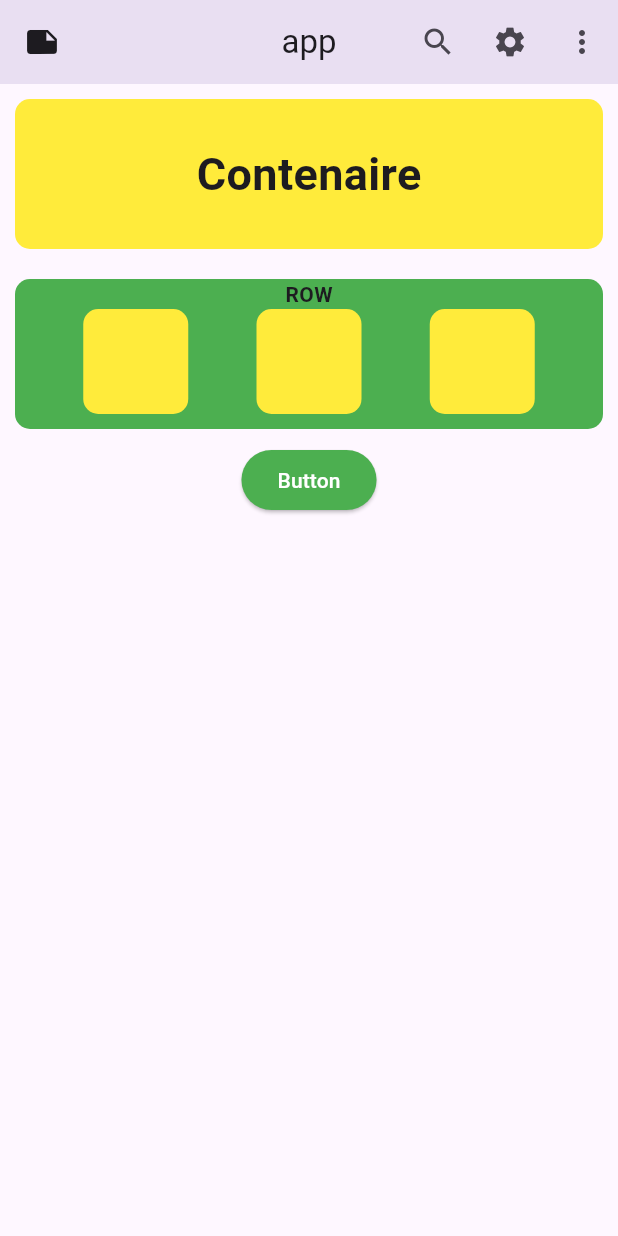
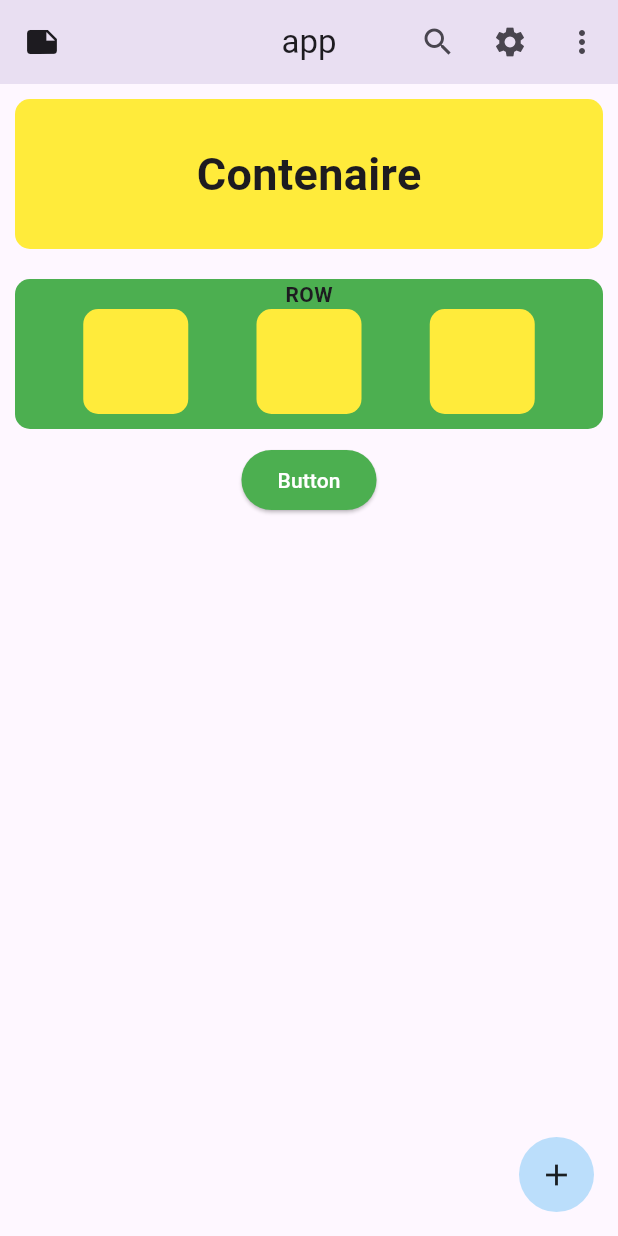
Before and after one commit to Shadow8021/flutter_learn, a Flutter app: the screen it shows after launch, on a phone screen of 412 x 824 dp. Run offline on Flutter 3.47's test engine with Material 3 defaults, Android fonts, the phone set to English and light mode, and no system bars.

Commit message:
floating action btn

```diff
--- a/lib/pages/home.dart
+++ b/lib/pages/home.dart
@@ -86,6 +86,16 @@ class HomePage extends StatelessWidget {
           ),
         ],
       ),
+      floatingActionButton: Container(
+        height: 50,
+        width: 50,
+
+        decoration: BoxDecoration(
+          color: Colors.blue[100],
+          borderRadius: BorderRadius.circular(100),
+        ),
+        child: Icon(Icons.add),
+      ),
     );
   }
 }
```
